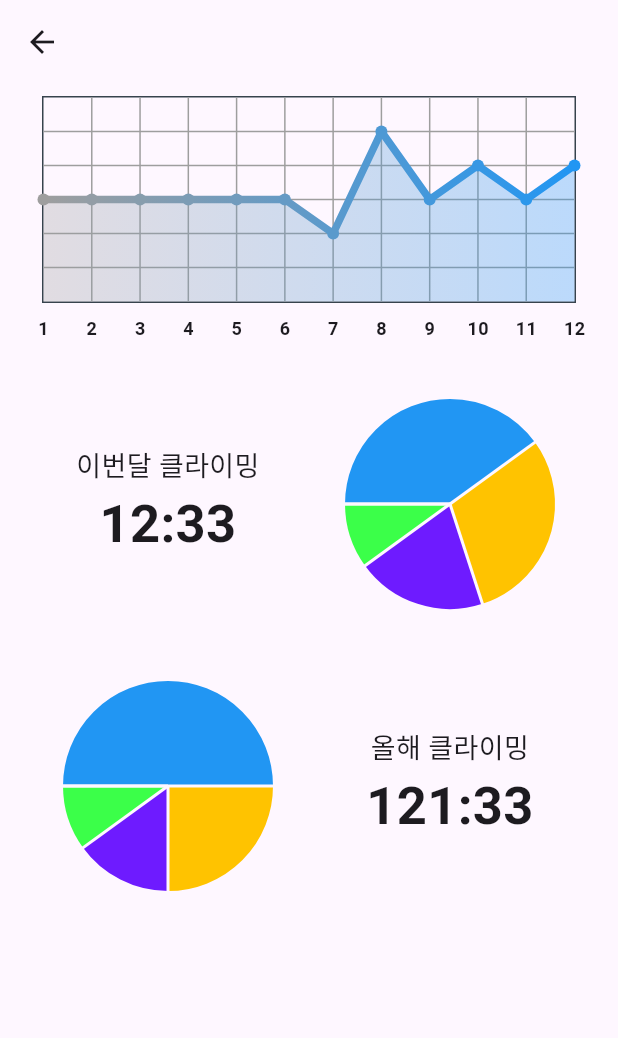
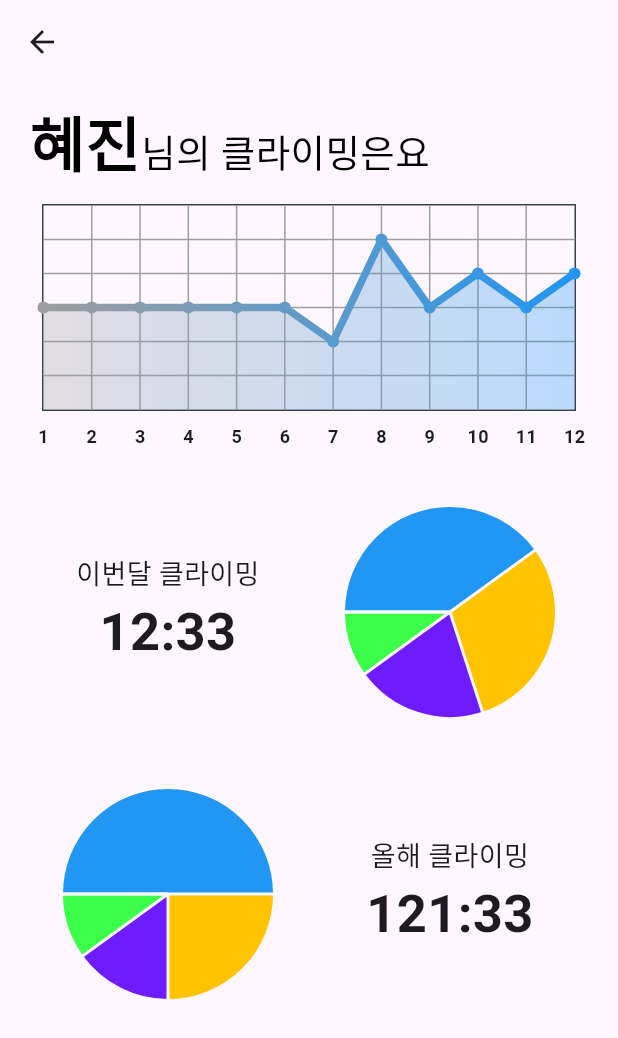
Before and after one commit to KOBOT-13/CLIVING-FRONT, a Flutter app: the AnalyticsScreen screen opened directly, on a phone screen of 412 x 824 dp. Shown: the top 1038 px of the screen. Run offline on Flutter 3.47's test engine with Material 3 defaults, Android fonts, the phone set to English and light mode, and no system bars; drawn by our look-alikes of fl_chart; our stand-ins replace camera, flick_video_player, flutter_svg, get, table_calendar, video_player and 1 more; missing offline and left inert: cross_file_image; Roboto replaces fonts that are missing (Pretendard).

Commit message:
Feat: analytics_screen 상단텍스트 추가

```diff
--- a/lib/screens/analytics_screen.dart
+++ b/lib/screens/analytics_screen.dart
@@ -1,6 +1,7 @@
 import 'package:cliving_front/charts/line_chart.dart';
 import 'package:cliving_front/charts/pie_chart.dart';
 import 'package:flutter/material.dart';
+import 'package:flutter/widgets.dart';
 import 'package:flutter_staggered_grid_view/flutter_staggered_grid_view.dart';
 import 'package:fl_chart/fl_chart.dart';
 
@@ -18,20 +19,6 @@ class _AnalyticsScreenState extends State<AnalyticsScreen> {
       padding: const EdgeInsets.all(8.0),
       child: LineChart(mainData()),
     )),
-    //PieChartSectionData()
-    // const SizedBox(
-    //   height: 100,
-    //   width: 100,
-    //   child: Column(children: [
-    //     Center(
-    //       child: Text(
-    //         '이번달 클라이밍 시간',
-    //         style: TextStyle(fontSize: 20, fontWeight: FontWeight.w500),
-    //       ),
-    //     ),
-    //     Text('12:33'),
-    //   ]),
-    // ),
     const SizedBox(
       height: 100,
       width: 100,
@@ -54,7 +41,6 @@ class _AnalyticsScreenState extends State<AnalyticsScreen> {
         ),
       ),
     ),
-
     const PieChartWidget(dataType: 1),
     const PieChartWidget(dataType: 2),
     const SizedBox(
@@ -79,24 +65,6 @@ class _AnalyticsScreenState extends State<AnalyticsScreen> {
         ),
       ),
     ),
-    // const SizedBox(
-    //   height: 100,
-    //   width: 100,
-    //   //color: Colors.blue,
-    //   child: Center(),
-    // ),
-    // Container(
-    //   height: 100,
-    //   width: 100,
-    //   color: Colors.blue,
-    //   child: const Center(child: Text('4')),
-    // ),
-    // Container(
-    //   height: 100,
-    //   width: 100,
-    //   color: Colors.blue,
-    //   child: const Center(child: Text('5')),
-    // ),
   ];
 
   @override
@@ -110,6 +78,34 @@ class _AnalyticsScreenState extends State<AnalyticsScreen> {
         padding: const EdgeInsets.fromLTRB(20, 0, 20, 10),
         child: Column(
           children: [
+            const SizedBox(
+              height: 10,
+            ),
+            const Row(
+              crossAxisAlignment: CrossAxisAlignment.baseline,
+              textBaseline: TextBaseline.ideographic,
+              children: [
+                Text(
+                  '혜진', // 여기에 원하는 이름을 넣어주세요.
+                  style: TextStyle(
+                    fontSize: 40, // 이름을 크게 표시할 폰트 크기입니다.
+                    color: Colors.black,
+                    fontWeight: FontWeight.w600,
+                  ),
+                ),
+                Text(
+                  '님의 클라이밍은요', // 나머지 부분은 여기에 작성하세요.
+                  style: TextStyle(
+                    fontSize: 25, // 나머지 부분의 폰트 크기입니다.
+                    color: Colors.black,
+                    fontWeight: FontWeight.w500,
+                  ),
+                ),
+              ],
+            ),
+            const SizedBox(
+              height: 5,
+            ),
             Expanded(
               child: StaggeredGrid.count(
                 crossAxisCount: 4,
```
